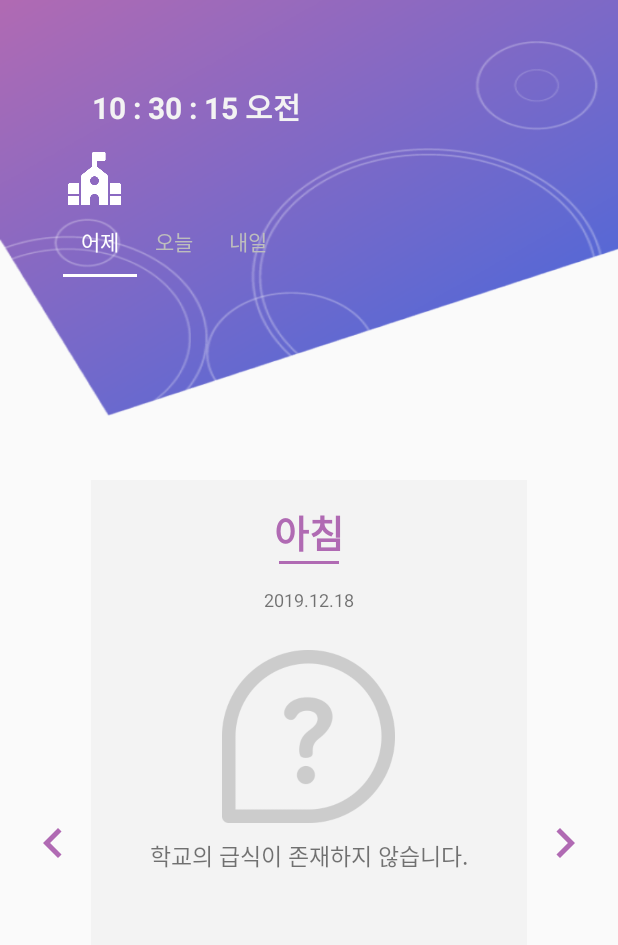
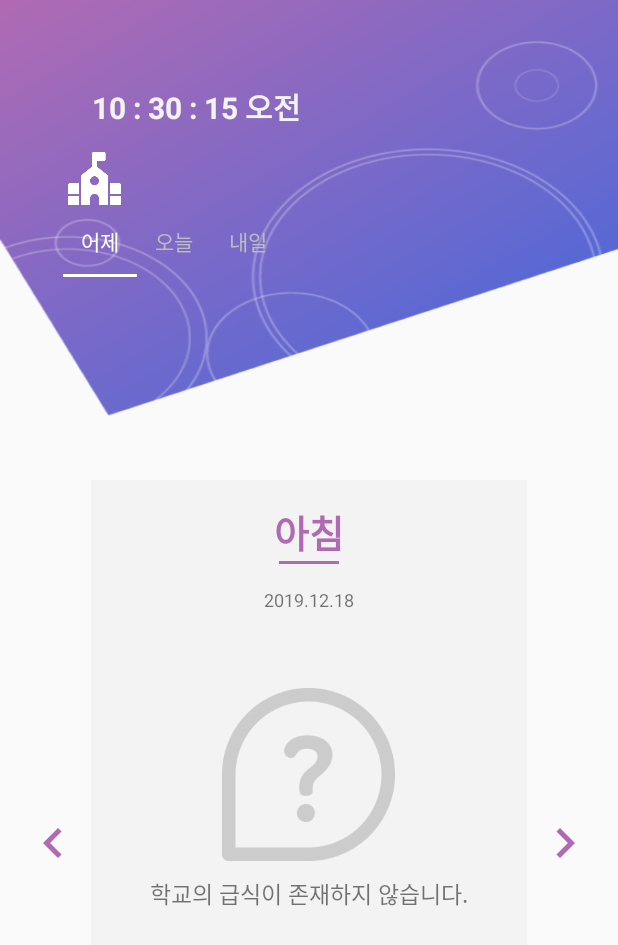
Before and after one commit to Kim-Ju-Yeop/Meals, an Android app: the YesterDayFragment screen opened directly, with no data from a screen before it, after a tap on an icon or button, on a phone screen of 412 x 824 dp. Shown: the top 945 px of the screen. Run offline under Robolectric (Android 15) with nearby library versions, the phone set to English and light mode, and no system bars; our stand-ins replace RxJava, data binding.

Commit message:
[ADD] 급식이 존재하지 않을 경우 오류 수정

```diff
--- a/Meals_Android V2/app/src/main/java/com/project/meals/viewmodel/meals/title_viewmodel/YesterdayViewModel.kt
+++ b/Meals_Android V2/app/src/main/java/com/project/meals/viewmodel/meals/title_viewmodel/YesterdayViewModel.kt
@@ -64,6 +64,7 @@ class YesterdayViewModel : ViewModel() {
                     Log.e("Status[400]", "검증 오류가 발생하였습니다.")
                 } else if(response.code() == 404){
                     Log.e("Status[404]", "급식 정보가 존재하지 않습니다.")
+                    onBreakfastEvent.call()
                 } else{
                     Log.e("Status[500]", "서버 오류가 발생하였습니다.")
                 }
--- a/Meals_Android V2/app/src/main/res/layout/fragment_yesterday.xml
+++ b/Meals_Android V2/app/src/main/res/layout/fragment_yesterday.xml
@@ -92,7 +92,8 @@
                     android:layout_height="wrap_content"
                     android:layout_gravity="center"
                     android:orientation="vertical"
-                    android:visibility="visible">
+                    android:visibility="visible"
+                    android:layout_marginTop="25dp">
 
                     <ImageView
                         android:id="@+id/imageView2"
```
